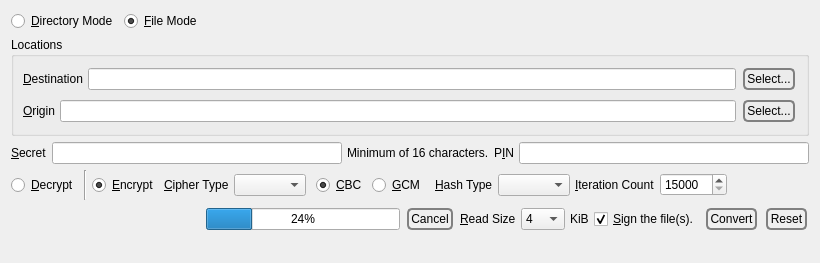
Qt form branches/trunk/GoldBug-UI/spot-on-encryptfile-page.ui (textbrowser/spot-on) before a commit.
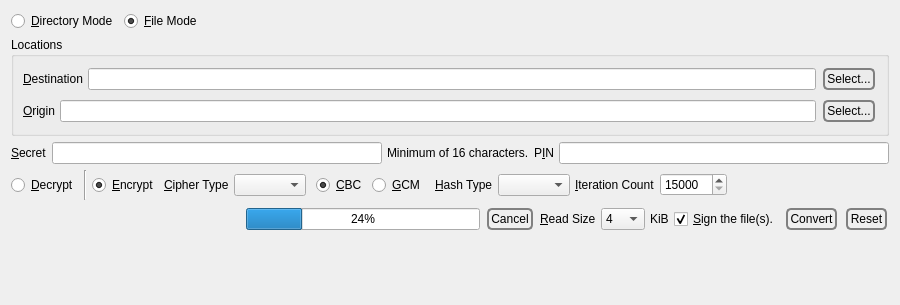
The same form after that commit.

```diff
--- a/branches/trunk/GoldBug-UI/spot-on-encryptfile-page.ui
+++ b/branches/trunk/GoldBug-UI/spot-on-encryptfile-page.ui
@@ -6,8 +6,8 @@
    <rect>
     <x>0</x>
     <y>0</y>
-    <width>820</width>
-    <height>260</height>
+    <width>900</width>
+    <height>305</height>
    </rect>
   </property>
   <property name="windowTitle">
```
Left out of the diff: 11 changed lines with no effect on the pictures.
